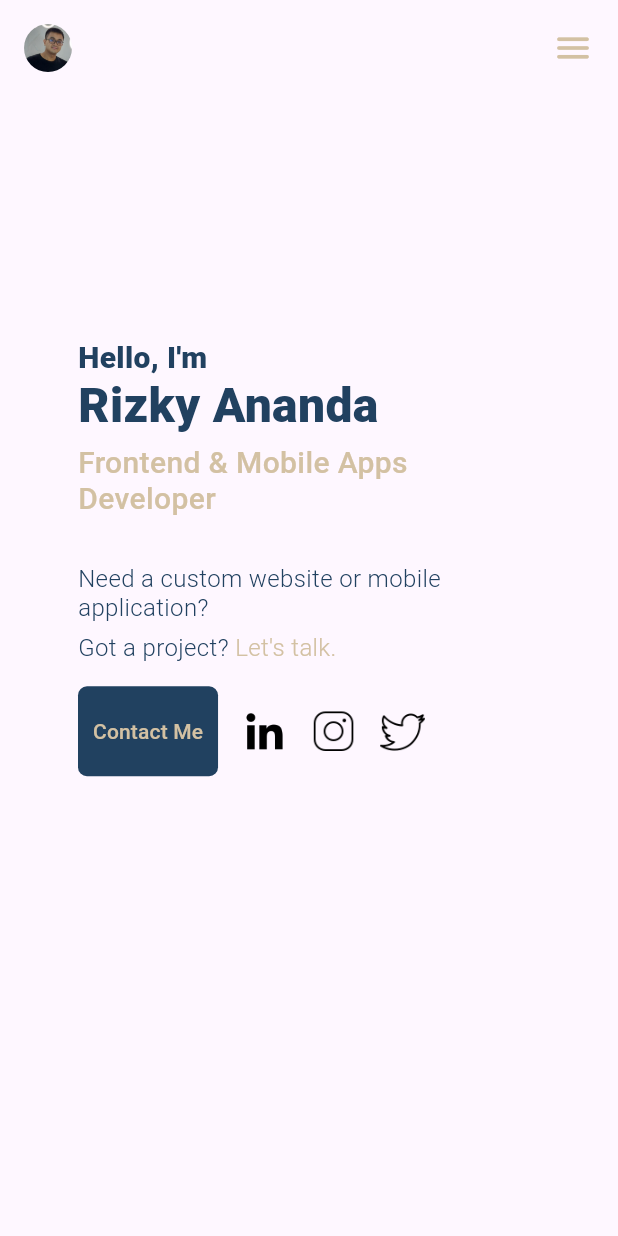
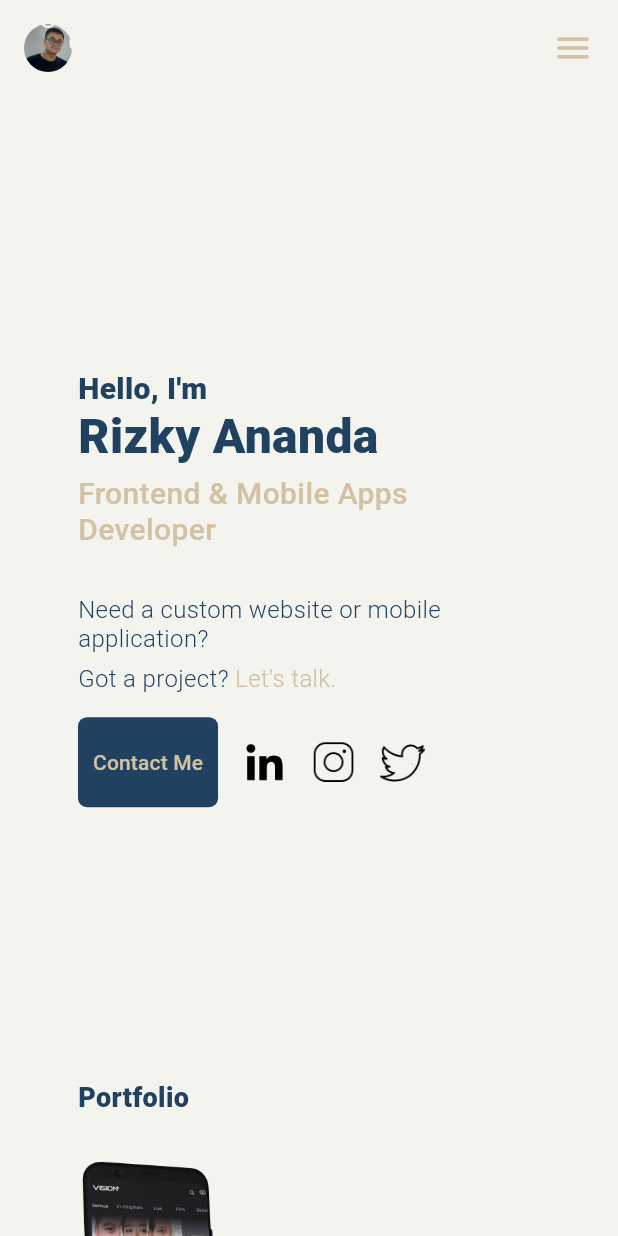
Before and after one commit to ekyrizky/ekyrizky-web-portfolio, a Flutter app: the screen it shows after launch, on a phone screen of 412 x 824 dp. Run offline on Flutter 3.47's test engine with Material 3 defaults, Android fonts, the phone set to English and light mode, and no system bars; our stand-ins replace google_fonts; missing offline and left inert: dart:html; Roboto replaces fonts that are missing (Farro).

Commit message:
add portfolio image

```diff
--- a/lib/components/hero/hero.dart
+++ b/lib/components/hero/hero.dart
@@ -7,8 +7,7 @@ class HeroSection extends StatelessWidget {
 
   @override
   Widget build(BuildContext context) {
-    double heroHeight = MediaQuery.of(context).size.height *
-        (ScreenHelper.isMobile(context) ? .75 : .60);
+    double heroHeight = MediaQuery.of(context).size.height * .8;
     double paddingHorizontal = MediaQuery.of(context).size.width /
         2 *
         (ScreenHelper.isTablet(context) ? .15 : .35);
--- /dev/null
+++ b/lib/components/portfolio/portfolio.dart
@@ -0,0 +1,88 @@
+import 'package:ekyrizky_portfolio/utils/constants.dart';
+import 'package:ekyrizky_portfolio/utils/screen_helper.dart';
+import 'package:flutter/material.dart';
+import 'package:google_fonts/google_fonts.dart';
+
+class Portfolio extends StatelessWidget {
+  const Portfolio({super.key});
+
+  @override
+  Widget build(BuildContext context) {
+    double paddingHorizontal = MediaQuery.of(context).size.width /
+        2 *
+        (ScreenHelper.isTablet(context) ? .15 : .35);
+    return ScreenHelper(
+      desktop: _build(paddingHorizontal),
+      tablet: _build(paddingHorizontal),
+      mobile: _buildMobile(),
+    );
+  }
+
+  Widget _build(double padding) {
+    return Padding(
+      padding: EdgeInsets.symmetric(horizontal: padding),
+      child: Column(
+        mainAxisAlignment: MainAxisAlignment.start,
+        crossAxisAlignment: CrossAxisAlignment.start,
+        children: [
+          Text(
+            "Portfolio",
+            style: GoogleFonts.farro(
+              color: kPrimaryColor,
+              height: 1.0,
+              fontWeight: FontWeight.w800,
+              fontSize: 18.0,
+            ),
+          ),
+          const SizedBox(
+            height: 16,
+          ),
+          Row(
+            mainAxisAlignment: MainAxisAlignment.spaceBetween,
+            children: [
+              Image.asset(
+                'assets/portfolio_vision.png',
+                width: 150.0,
+                fit: BoxFit.cover,
+              ),
+            ],
+          ),
+        ],
+      ),
+    );
+  }
+
+  Widget _buildMobile() {
+    return Padding(
+      padding: EdgeInsets.symmetric(horizontal: 52),
+      child: Column(
+        mainAxisAlignment: MainAxisAlignment.start,
+        crossAxisAlignment: CrossAxisAlignment.start,
+        children: [
+          Text(
+            "Portfolio",
+            style: GoogleFonts.farro(
+              color: kPrimaryColor,
+              height: 1.0,
+              fontWeight: FontWeight.w800,
+              fontSize: 18.0,
+            ),
+          ),
+          const SizedBox(
+            height: 16,
+          ),
+          Row(
+            mainAxisAlignment: MainAxisAlignment.spaceBetween,
+            children: [
+              Image.asset(
+                'assets/portfolio_vision.png',
+                width: 100.0,
+                fit: BoxFit.fill,
+              ),
+            ],
+          ),
+        ],
+      ),
+    );
+  }
+}
--- a/lib/pages/home.dart
+++ b/lib/pages/home.dart
@@ -1,6 +1,8 @@
 import 'package:ekyrizky_portfolio/components/header/header.dart';
 import 'package:ekyrizky_portfolio/components/header/header_items.dart';
 import 'package:ekyrizky_portfolio/components/hero/hero.dart';
+import 'package:ekyrizky_portfolio/components/portfolio/portfolio.dart';
+import 'package:ekyrizky_portfolio/utils/constants.dart';
 import 'package:ekyrizky_portfolio/utils/globals.dart';
 import 'package:flutter/material.dart';
 
@@ -12,6 +14,7 @@ class Home extends StatelessWidget {
     return Scaffold(
       key: Globals.scaffoldKey,
       endDrawer: const Drawer(
+        backgroundColor: kBackgroundColor,
         child: SafeArea(
           child: Padding(
             padding: EdgeInsets.symmetric(
@@ -22,12 +25,14 @@ class Home extends StatelessWidget {
           ),
         ),
       ),
+      backgroundColor: kBackgroundColor,
       body: const SingleChildScrollView(
         child: Column(
           crossAxisAlignment: CrossAxisAlignment.start,
           children: [
             Header(),
             HeroSection(),
+            Portfolio(),
           ],
         ),
       ),
```
Also changed, not shown: assets/portfolio_vision.png (added), pubspec.lock.
